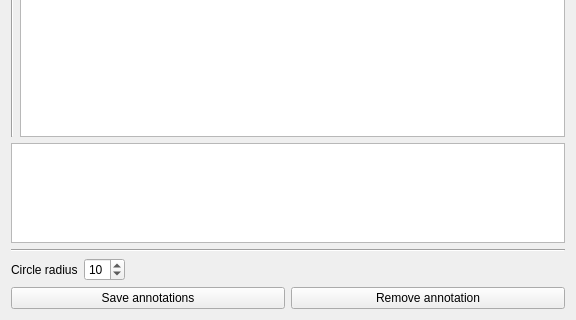
Before: the Qt Designer form ui/ui_annotations.ui in VCCRI/vpv, drawn with Qt 5; both pictures show x 0 to 576 and y 482 to 802 of the 576 by 802 pixel window.
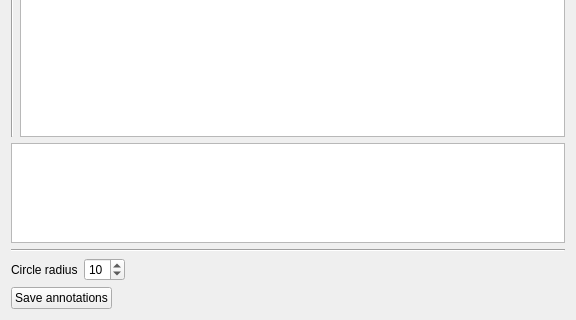
After: the same form once the commit is applied.

Commit message: Removed the 'remove annotation button'

Diff of the .ui file:
```diff
--- a/ui/ui_annotations.ui
+++ b/ui/ui_annotations.ui
@@ -266,11 +266,17 @@
         </widget>
        </item>
        <item>
-        <widget class="QPushButton" name="pushButtonRemoveAnnotation">
-         <property name="text">
-          <string>Remove annotation</string>
+        <spacer name="horizontalSpacer_2">
+         <property name="orientation">
+          <enum>Qt::Horizontal</enum>
          </property>
-        </widget>
+         <property name="sizeHint" stdset="0">
+          <size>
+           <width>40</width>
+           <height>20</height>
+          </size>
+         </property>
+        </spacer>
        </item>
       </layout>
      </item>
```
The commit also changes 2 other files.
